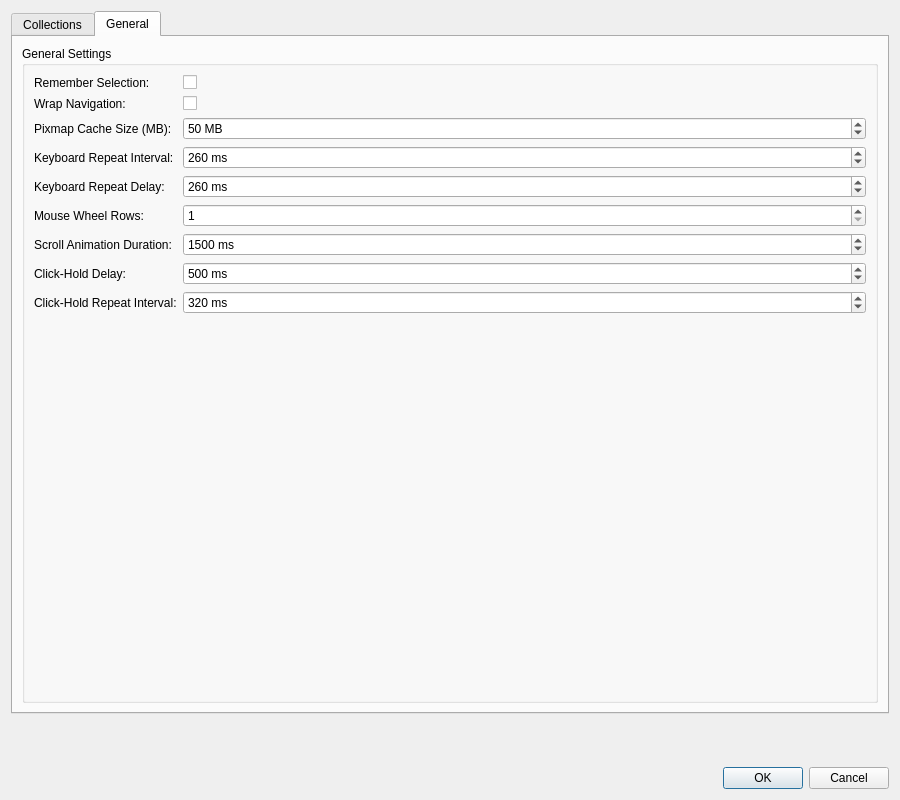
First picture: the form in src/ui/dialogs/settingsdialog.ui, repository EtherAura/Kartend, before the edit.
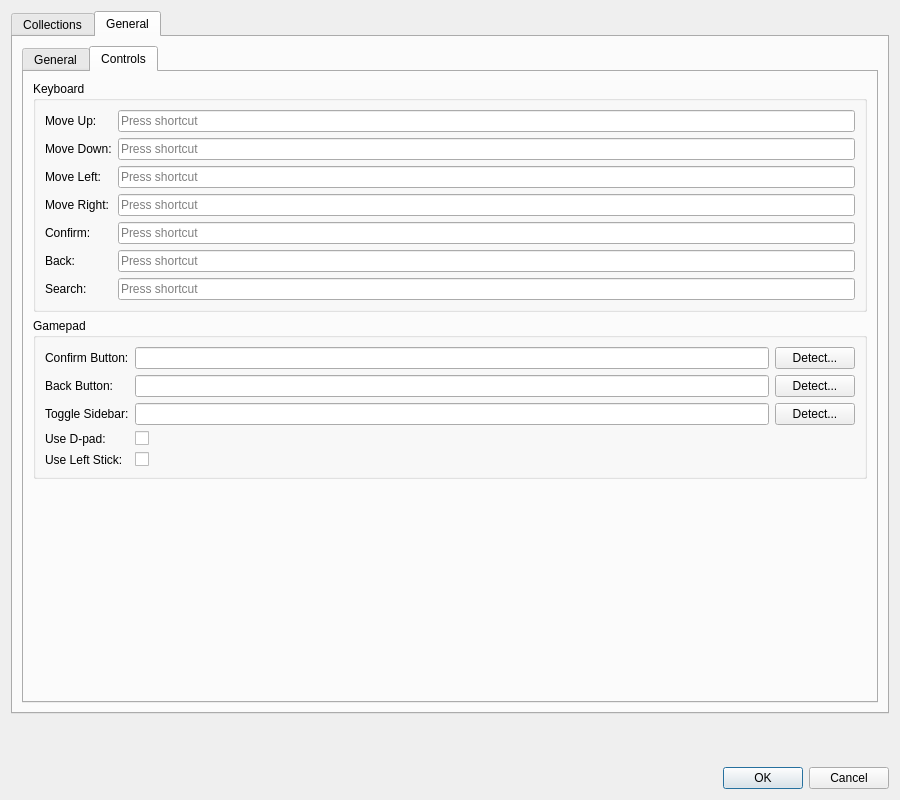
Second picture: the form after the edit. The open tabs and pages were chosen to show the change. Icons and pictures are not drawn.

Commit message: Prioritized hardening + configurable controls + gamepad bindings

```diff
--- a/src/ui/dialogs/settingsdialog.ui
+++ b/src/ui/dialogs/settingsdialog.ui
@@ -920,13 +920,23 @@
       </attribute>
       <layout class="QVBoxLayout" name="generalTabLayout">
        <item>
-        <widget class="QGroupBox" name="generalGroupBox">
-         <property name="title">
-          <string>General Settings</string>
-         </property>
-         <layout class="QVBoxLayout" name="generalContentLayout">
-          <item>
-           <layout class="QFormLayout" name="generalFormLayout">
+                <widget class="QTabWidget" name="generalSubTabWidget">
+                 <property name="currentIndex">
+                    <number>0</number>
+                 </property>
+                 <widget class="QWidget" name="generalSettingsSubTab">
+                    <attribute name="title">
+                     <string>General</string>
+                    </attribute>
+                    <layout class="QVBoxLayout" name="generalSettingsSubTabLayout">
+                     <item>
+                        <widget class="QGroupBox" name="generalGroupBox">
+                         <property name="title">
+                            <string>General Settings</string>
+                         </property>
+                         <layout class="QVBoxLayout" name="generalContentLayout">
+                            <item>
+                             <layout class="QFormLayout" name="generalFormLayout">
             <item row="0" column="0">
              <widget class="QLabel" name="rememberSelectionLabel">
               <property name="text">
@@ -1137,22 +1147,271 @@
               </property>
              </widget>
             </item>
-           </layout>
-          </item>
-          <item>
-           <spacer name="generalVerticalSpacer">
-            <property name="orientation">
-             <enum>Qt::Orientation::Vertical</enum>
-            </property>
-            <property name="sizeHint" stdset="0">
-             <size>
-              <width>20</width>
-              <height>40</height>
-             </size>
-            </property>
-           </spacer>
-          </item>
-         </layout>
+               </layout>
+              </item>
+              <item>
+               <spacer name="generalVerticalSpacer">
+                <property name="orientation">
+                 <enum>Qt::Orientation::Vertical</enum>
+                </property>
+                <property name="sizeHint" stdset="0">
+                 <size>
+                  <width>20</width>
+                  <height>40</height>
+                 </size>
+                </property>
+               </spacer>
+              </item>
+             </layout>
+            </widget>
+           </item>
+          </layout>
+         </widget>
+         <widget class="QWidget" name="controlsSubTab">
+          <attribute name="title">
+           <string>Controls</string>
+          </attribute>
+          <layout class="QVBoxLayout" name="controlsSubTabLayout">
+           <item>
+            <widget class="QGroupBox" name="keyboardControlsGroupBox">
+             <property name="title">
+              <string>Keyboard</string>
+             </property>
+             <layout class="QFormLayout" name="keyboardControlsFormLayout">
+              <item row="0" column="0">
+               <widget class="QLabel" name="keyNavUpLabel">
+                <property name="text">
+                 <string>Move Up:</string>
+                </property>
+               </widget>
+              </item>
+              <item row="0" column="1">
+               <widget class="QKeySequenceEdit" name="keyNavUpEdit"/>
+              </item>
+              <item row="1" column="0">
+               <widget class="QLabel" name="keyNavDownLabel">
+                <property name="text">
+                 <string>Move Down:</string>
+                </property>
+               </widget>
+              </item>
+              <item row="1" column="1">
+               <widget class="QKeySequenceEdit" name="keyNavDownEdit"/>
+              </item>
+              <item row="2" column="0">
+               <widget class="QLabel" name="keyNavLeftLabel">
+                <property name="text">
+                 <string>Move Left:</string>
+                </property>
+               </widget>
+              </item>
+              <item row="2" column="1">
+               <widget class="QKeySequenceEdit" name="keyNavLeftEdit"/>
+              </item>
+              <item row="3" column="0">
+               <widget class="QLabel" name="keyNavRightLabel">
+                <property name="text">
+                 <string>Move Right:</string>
+                </property>
+               </widget>
+              </item>
+              <item row="3" column="1">
+               <widget class="QKeySequenceEdit" name="keyNavRightEdit"/>
+              </item>
+              <item row="4" column="0">
+               <widget class="QLabel" name="keyConfirmLabel">
+                <property name="text">
+                 <string>Confirm:</string>
+                </property>
+               </widget>
+              </item>
+              <item row="4" column="1">
+               <widget class="QKeySequenceEdit" name="keyConfirmEdit"/>
+              </item>
+              <item row="5" column="0">
+               <widget class="QLabel" name="keyBackLabel">
+                <property name="text">
+                 <string>Back:</string>
+                </property>
+               </widget>
+              </item>
+              <item row="5" column="1">
+               <widget class="QKeySequenceEdit" name="keyBackEdit"/>
+              </item>
+              <item row="6" column="0">
+               <widget class="QLabel" name="keySearchLabel">
+                <property name="text">
+                 <string>Search:</string>
+                </property>
+               </widget>
+              </item>
+              <item row="6" column="1">
+               <widget class="QKeySequenceEdit" name="keySearchEdit"/>
+              </item>
+             </layout>
+            </widget>
+           </item>
+           <item>
+            <widget class="QGroupBox" name="gamepadControlsGroupBox">
+             <property name="title">
+              <string>Gamepad</string>
+             </property>
+             <layout class="QFormLayout" name="gamepadControlsFormLayout">
+              <item row="0" column="0">
+               <widget class="QLabel" name="gamepadConfirmButtonLabel">
+                <property name="text">
+                 <string>Confirm Button:</string>
+                </property>
+               </widget>
+              </item>
+              <item row="0" column="1">
+               <widget class="QWidget" name="gamepadConfirmButtonContainer">
+                <layout class="QHBoxLayout" name="gamepadConfirmButtonLayout">
+                         <property name="leftMargin">
+                           <number>0</number>
+                         </property>
+                         <property name="topMargin">
+                           <number>0</number>
+                         </property>
+                         <property name="rightMargin">
+                           <number>0</number>
+                         </property>
+                         <property name="bottomMargin">
+                           <number>0</number>
+                         </property>
+                 <item>
+                  <widget class="QLineEdit" name="gamepadConfirmButtonLineEdit">
+                   <property name="readOnly">
+                    <bool>true</bool>
+                   </property>
+                  </widget>
+                 </item>
+                 <item>
+                  <widget class="QPushButton" name="detectGamepadConfirmButtonButton">
+                   <property name="text">
+                    <string>Detect...</string>
+                   </property>
+                  </widget>
+                 </item>
+                </layout>
+               </widget>
+              </item>
+              <item row="1" column="0">
+               <widget class="QLabel" name="gamepadBackButtonLabel">
+                <property name="text">
+                 <string>Back Button:</string>
+                </property>
+               </widget>
+              </item>
+              <item row="1" column="1">
+               <widget class="QWidget" name="gamepadBackButtonContainer">
+                <layout class="QHBoxLayout" name="gamepadBackButtonLayout">
+                         <property name="leftMargin">
+                           <number>0</number>
+                         </property>
+                         <property name="topMargin">
+                           <number>0</number>
+                         </property>
+                         <property name="rightMargin">
+                           <number>0</number>
+                         </property>
+                         <property name="bottomMargin">
+                           <number>0</number>
+                         </property>
+                 <item>
+                  <widget class="QLineEdit" name="gamepadBackButtonLineEdit">
+                   <property name="readOnly">
+                    <bool>true</bool>
+                   </property>
+                  </widget>
+                 </item>
+                 <item>
+                  <widget class="QPushButton" name="detectGamepadBackButtonButton">
+                   <property name="text">
+                    <string>Detect...</string>
+                   </property>
+                  </widget>
+                 </item>
+                </layout>
+               </widget>
+              </item>
+              <item row="2" column="0">
+               <widget class="QLabel" name="gamepadToggleSidebarButtonLabel">
+                <property name="text">
+                 <string>Toggle Sidebar:</string>
+                </property>
+               </widget>
+              </item>
+              <item row="2" column="1">
+               <widget class="QWidget" name="gamepadToggleSidebarButtonContainer">
+                <layout class="QHBoxLayout" name="gamepadToggleSidebarButtonLayout">
+                 <property name="leftMargin">
+                  <number>0</number>
+                 </property>
+                 <property name="topMargin">
+                  <number>0</number>
+                 </property>
+                 <property name="rightMargin">
+                  <number>0</number>
+                 </property>
+                 <property name="bottomMargin">
+                  <number>0</number>
+                 </property>
+                 <item>
+                  <widget class="QLineEdit" name="gamepadToggleSidebarButtonLineEdit">
+                   <property name="readOnly">
+                    <bool>true</bool>
+                   </property>
+                  </widget>
+                 </item>
+                 <item>
+                  <widget class="QPushButton" name="detectGamepadToggleSidebarButtonButton">
+                   <property name="text">
+                    <string>Detect...</string>
+                   </property>
+                  </widget>
+                 </item>
+                </layout>
+               </widget>
+              </item>
+              <item row="3" column="0">
+               <widget class="QLabel" name="gamepadUseDpadLabel">
+                <property name="text">
+                 <string>Use D-pad:</string>
+                </property>
+               </widget>
+              </item>
+              <item row="3" column="1">
+               <widget class="QCheckBox" name="gamepadUseDpadCheckBox"/>
+              </item>
+              <item row="4" column="0">
+               <widget class="QLabel" name="gamepadUseLeftStickLabel">
+                <property name="text">
+                 <string>Use Left Stick:</string>
+                </property>
+               </widget>
+              </item>
+              <item row="4" column="1">
+               <widget class="QCheckBox" name="gamepadUseLeftStickCheckBox"/>
+              </item>
+             </layout>
+            </widget>
+           </item>
+           <item>
+            <spacer name="controlsVerticalSpacer">
+             <property name="orientation">
+              <enum>Qt::Orientation::Vertical</enum>
+             </property>
+             <property name="sizeHint" stdset="0">
+              <size>
+               <width>20</width>
+               <height>40</height>
+              </size>
+             </property>
+            </spacer>
+           </item>
+          </layout>
+         </widget>
         </widget>
        </item>
       </layout>
```
The commit also changes 59 other files.
